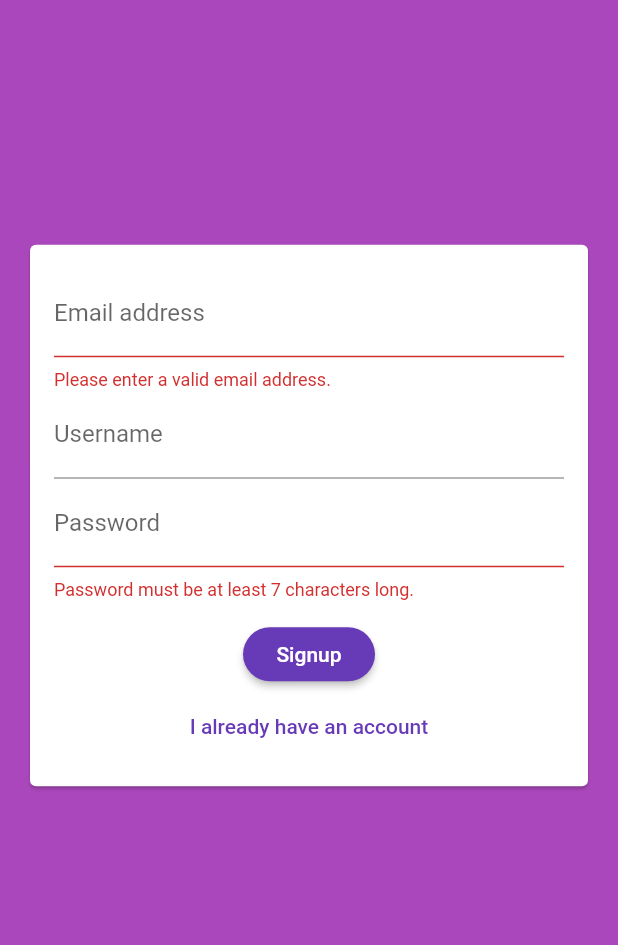
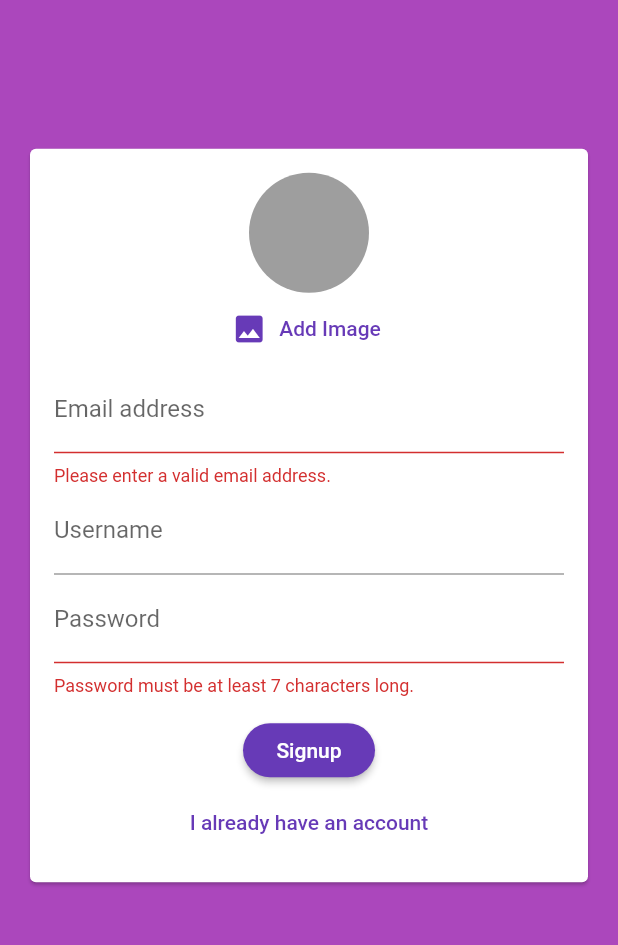
Before and after one commit to natasa06051992/velemajstor, a Flutter app: the screen it shows after launch, after a tap on "Login", after a tap on "Create new account", on a phone screen of 412 x 824 dp, the part 215-1160 px from its top. Run offline on Flutter 3.47's test engine with Material 2 defaults, Android fonts, the light colour scheme and no system bars; our stand-ins replace cloud_firestore, firebase_auth, image_picker; accounts and stored records are empty.

Commit message:
image picker

```diff
--- a/lib/widgets/auth/auth_form.dart
+++ b/lib/widgets/auth/auth_form.dart
@@ -1,4 +1,7 @@
+import 'dart:io';
+
 import 'package:flutter/material.dart';
+import 'package:velemajstor/widgets/pickers/user_image_picker.dart';
 
 class AuthForm extends StatefulWidget {
   final bool isLoading;
@@ -22,10 +25,22 @@ class _AuthFormState extends State<AuthForm> {
   var _userEmail = '';
   var _userName = '';
   var _userPassword = '';
+  File _userImageFile;
+
+  void _pickedImage(File image) {
+    _userImageFile = image;
+  }
 
   void _trySubmit() {
     final isValid = _formKey.currentState.validate();
     FocusScope.of(context).unfocus();
+    if (_userImageFile == null && !_isLogin) {
+      Scaffold.of(context).showSnackBar(SnackBar(
+        content: Text('Please pick image'),
+        backgroundColor: Theme.of(context).primaryColor,
+      ));
+      return;
+    }
 
     if (isValid) {
       _formKey.currentState.save();
@@ -59,6 +74,7 @@ class _AuthFormState extends State<AuthForm> {
                     child: Column(
                       mainAxisSize: MainAxisSize.min,
                       children: <Widget>[
+                        if (!_isLogin) UserImagePicker(_pickedImage),
                         TextFormField(
                           key: ValueKey('email'),
                           validator: (value) {
--- a/lib/widgets/chat/new_message.dart
+++ b/lib/widgets/chat/new_message.dart
@@ -14,10 +14,13 @@ class _NewMessageState extends State<NewMessage> {
   void _sendMessage() async {
     FocusScope.of(context).unfocus();
     final user = await FirebaseAuth.instance.currentUser();
+    final userData =
+        await Firestore.instance.collection('users').document(user.uid).get();
     Firestore.instance.collection('chat').add({
       'text': _enteredMessage,
       'createdAt': Timestamp.now(),
-      'userId': user.uid
+      'userId': user.uid,
+      'username': userData['username']
     });
     _controller.clear();
   }
--- /dev/null
+++ b/lib/widgets/pickers/user_image_picker.dart
@@ -0,0 +1,45 @@
+import 'dart:io';
+
+import 'package:flutter/material.dart';
+import 'package:image_picker/image_picker.dart';
+
+class UserImagePicker extends StatefulWidget {
+  UserImagePicker(this.imagePickFn);
+
+  final void Function(File pickedImage) imagePickFn;
+  @override
+  _UserImagePickerState createState() => _UserImagePickerState();
+}
+
+class _UserImagePickerState extends State<UserImagePicker> {
+  File _pickedImage;
+
+  void _pickImage() async {
+    final pickedImageFile =
+        await ImagePicker.pickImage(source: ImageSource.camera);
+    setState(() {
+      _pickedImage = pickedImageFile;
+    });
+    widget.imagePickFn(_pickedImage);
+  }
+
+  @override
+  Widget build(BuildContext context) {
+    return Column(
+      children: <Widget>[
+        CircleAvatar(
+          radius: 40,
+          backgroundColor: Colors.grey,
+          backgroundImage:
+              _pickedImage != null ? FileImage(_pickedImage) : null,
+        ),
+        FlatButton.icon(
+          textColor: Theme.of(context).primaryColor,
+          onPressed: _pickImage,
+          icon: Icon(Icons.image),
+          label: Text('Add Image'),
+        ),
+      ],
+    );
+  }
+}
--- a/pubspec.yaml
+++ b/pubspec.yaml
@@ -25,6 +25,8 @@ dependencies:
     sdk: flutter
   cloud_firestore: 0.13.5
   firebase_auth: 0.16.1
+  image_picker: ^0.6.5+3
+  firebase_storage: ^3.1.5
 
 
   # The following adds the Cupertino Icons font to your application.
```
Also changed, not shown: lib/widgets/chat/message_bubble.dart (+21 -1 lines), lib/widgets/chat/messages.dart (+4 -3 lines), pubspec.lock.
